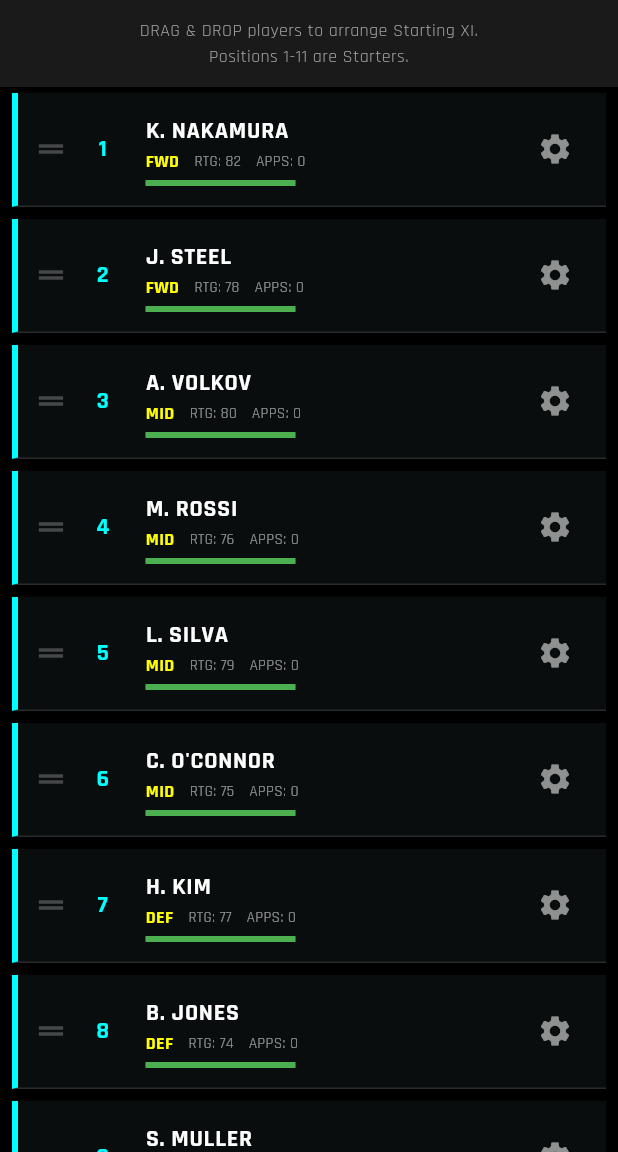
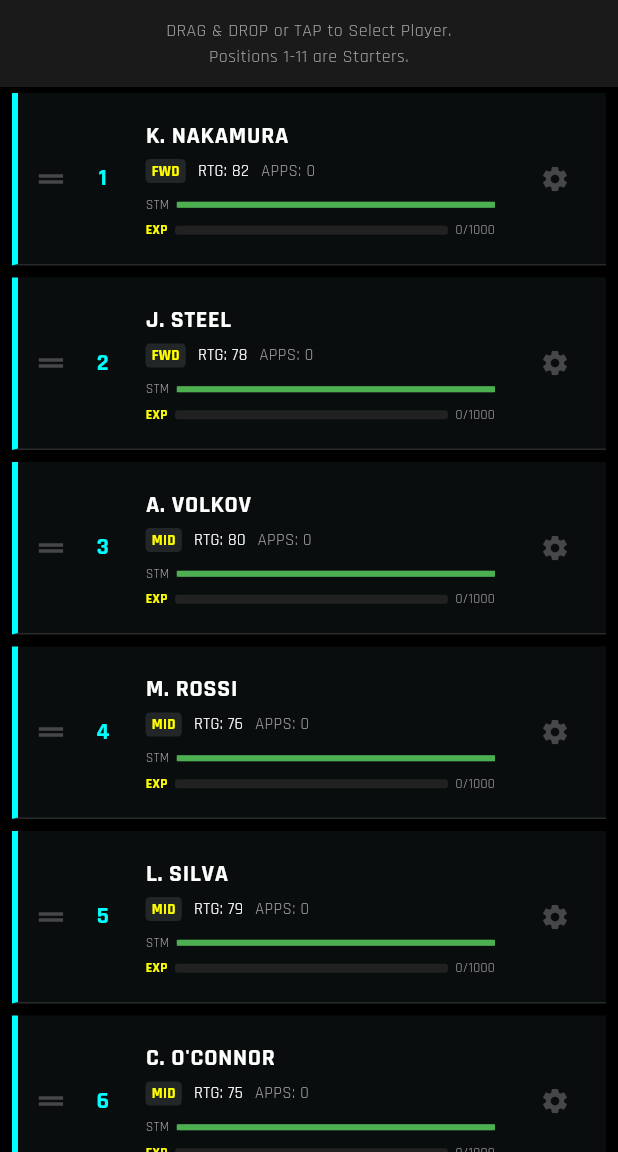
Before and after one commit to BobbyHM-21/misfitunitedmanager, a Flutter app: the SquadScreen screen opened directly, on a phone screen of 412 x 824 dp, the part 84-1236 px from its top. Run offline on Flutter 3.47's test engine with Material 3 defaults, Android fonts, the phone set to English and light mode, and no system bars; our stand-ins replace equatable, flutter_animate, flutter_bloc, google_fonts; missing offline and left inert: flame.

Commit message:
fix exp/level progression/tap swap player

```diff
--- a/lib/features/match_engine/presentation/pages/match_screen.dart
+++ b/lib/features/match_engine/presentation/pages/match_screen.dart
@@ -4,7 +4,6 @@ import 'package:flutter/material.dart';
 import 'package:flutter_bloc/flutter_bloc.dart';
 import '../../game/the_pitch_game.dart';
 import '../../../../core/theme/app_colors.dart';
-import '../../data/goal_model.dart';
 
 // Logic Match
 import '../../logic/match_bloc.dart';
--- a/lib/features/squad_management/data/player_model.dart
+++ b/lib/features/squad_management/data/player_model.dart
@@ -15,9 +15,9 @@ class Player extends Equatable {
   final int seasonAppearances;
   final double averageRating;
 
-  // [BARU] RPG PROGRESSION
-  final int currentXp;      // XP yang dimiliki
-  final int xpToNextLevel;  // Target XP untuk naik level (Default 1000)
+  // [BARU] RPG PROGRESSION (XP)
+  final int currentXp;      // XP saat ini
+  final int xpToNextLevel;  // Target XP (Default 1000)
 
   const Player({
     required this.name,
@@ -68,6 +68,7 @@ class Player extends Equatable {
     );
   }
 
+  // Data Dummy
   static List<Player> get dummySquad => [
     const Player(name: "K. NAKAMURA", position: "FWD", rating: 82),
     const Player(name: "J. STEEL", position: "FWD", rating: 78),
@@ -89,6 +90,6 @@ class Player extends Equatable {
   List<Object?> get props => [
     name, position, rating, stamina, imagePath,
     seasonGoals, seasonAssists, seasonAppearances, averageRating,
-    currentXp, xpToNextLevel // Jangan lupa daftarkan di props
+    currentXp, xpToNextLevel // [PENTING] Daftarkan props XP
   ];
 }
--- a/lib/features/squad_management/presentation/pages/squad_screen.dart
+++ b/lib/features/squad_management/presentation/pages/squad_screen.dart
@@ -14,14 +14,64 @@ import '../../../manager_cockpit/logic/manager_bloc.dart';
 import '../../../manager_cockpit/logic/manager_event.dart';
 import '../../../manager_cockpit/logic/manager_state.dart';
 
-class SquadScreen extends StatelessWidget {
+class SquadScreen extends StatefulWidget {
   const SquadScreen({super.key});
 
   @override
+  State<SquadScreen> createState() => _SquadScreenState();
+}
+
+class _SquadScreenState extends State<SquadScreen> {
+  // Variable untuk fitur Tap Selection
+  int? _selectedPlayerIndex;
+
+  @override
+  void initState() {
+    super.initState();
+    // Load data squad saat screen dibuka
+    context.read<SquadBloc>().add(LoadSquad());
+  }
+
+  // --- LOGIKA TAP TO MOVE (DIPERBAIKI) ---
+  void _handlePlayerTap(int index) {
+    setState(() {
+      if (_selectedPlayerIndex == null) {
+        // Klik pertama: Pilih pemain
+        _selectedPlayerIndex = index;
+      } else if (_selectedPlayerIndex == index) {
+        // Klik pemain yang sama: Batalkan pilihan
+        _selectedPlayerIndex = null;
+      } else {
+        // Klik kedua: PINDAHKAN (Move) pemain
+        int oldIndex = _selectedPlayerIndex!;
+        int newIndex = index;
+
+        // [FIX PENTING] Koreksi Indeks untuk ReorderableListView
+        // Jika memindahkan item ke BAWAH (index lebih besar), kita harus tambah +1
+        // karena saat item diambil, index di bawahnya akan bergeser naik.
+        if (oldIndex < newIndex) {
+          newIndex += 1;
+        }
+
+        // Eksekusi Pindah
+        context.read<SquadBloc>().add(ReorderSquad(oldIndex, newIndex));
+        _selectedPlayerIndex = null; // Reset seleksi
+
+        // Feedback UI (Hapus const agar tidak error)
+        ScaffoldMessenger.of(context).hideCurrentSnackBar();
+        ScaffoldMessenger.of(context).showSnackBar(
+          const SnackBar(
+            content: Text("Player Moved!"),
+            duration: Duration(milliseconds: 300),
+            backgroundColor: AppColors.electricCyan,
+          ),
+        );
+      }
+    });
+  }
+
+  @override
   Widget build(BuildContext context) {
-    // Trigger Load saat dibuka
-    context.read<SquadBloc>().add(LoadSquad());
-
     return Scaffold(
       backgroundColor: Colors.black,
       appBar: AppBar(
@@ -29,7 +79,7 @@ class SquadScreen extends StatelessWidget {
         backgroundColor: Colors.black,
         iconTheme: const IconThemeData(color: Colors.white),
         actions: [
-          // [FITUR LAMA] TOMBOL HEAL ALL TEAM
+          // TOMBOL HEAL ALL
           IconButton(
             icon: const Icon(Icons.local_hospital, color: Colors.greenAccent),
             tooltip: "Heal All Players",
@@ -37,7 +87,7 @@ class SquadScreen extends StatelessWidget {
           ),
           const SizedBox(width: 10),
 
-          // [FITUR LAMA] MONEY DISPLAY
+          // DISPLAY UANG
           BlocBuilder<ManagerBloc, ManagerState>(
             builder: (context, state) {
               int money = 0;
@@ -61,19 +111,25 @@ class SquadScreen extends StatelessWidget {
       ),
       body: Column(
         children: [
-          // [FITUR LAMA] INSTRUKSI
+          // INSTRUKSI (Berubah warna jika sedang memilih)
           Container(
             width: double.infinity,
             padding: const EdgeInsets.all(12),
-            color: Colors.white10,
-            child: const Text(
-              "DRAG & DROP players to arrange Starting XI.\nPositions 1-11 are Starters.",
+            color: _selectedPlayerIndex != null ? AppColors.electricCyan.withValues(alpha: 0.1) : Colors.white10,
+            child: Text(
+              _selectedPlayerIndex == null
+                  ? "DRAG & DROP or TAP to Select Player.\nPositions 1-11 are Starters."
+                  : "TAP target position to MOVE selected player.",
               textAlign: TextAlign.center,
-              style: TextStyle(color: Colors.grey, fontSize: 12),
+              style: TextStyle(
+                color: _selectedPlayerIndex == null ? Colors.grey : AppColors.neonYellow,
+                fontSize: 12,
+                fontWeight: _selectedPlayerIndex == null ? FontWeight.normal : FontWeight.bold
+              ),
             ),
           ),
 
-          // [FITUR LAMA] DRAG & DROP LIST
+          // LIST PEMAIN
           Expanded(
             child: BlocBuilder<SquadBloc, SquadState>(
               builder: (context, state) {
@@ -81,15 +137,19 @@ class SquadScreen extends StatelessWidget {
                   return ReorderableListView.builder(
                     padding: const EdgeInsets.only(bottom: 50),
                     itemCount: state.players.length,
+
+                    // Handler Drag & Drop (Fitur Lama)
                     onReorder: (oldIndex, newIndex) {
                       context.read<SquadBloc>().add(ReorderSquad(oldIndex, newIndex));
                     },
+
                     itemBuilder: (context, index) {
                       final player = state.players[index];
-                      final isStarter = index < 11; // 11 Teratas adalah Starter
+                      final isStarter = index < 11;
+                      final isSelected = _selectedPlayerIndex == index;
 
-                      // WIDGET ITEM (Key wajib ada untuk reorder)
-                      return _buildDraggablePlayerItem(context, player, isStarter, index + 1, ValueKey(player.name));
+                      // PANGGIL WIDGET ITEM (INLINE AGAR KODE LENGKAP)
+                      return _buildPlayerListItem(context, player, isStarter, index, isSelected);
                     },
                   );
                 }
@@ -102,117 +162,224 @@ class SquadScreen extends StatelessWidget {
     );
   }
 
-  Widget _buildDraggablePlayerItem(BuildContext context, Player player, bool isStarter, int number, Key key) {
+  // --- WIDGET ITEM PEMAIN (DIGABUNG DISINI) ---
+  Widget _buildPlayerListItem(BuildContext context, Player player, bool isStarter, int index, bool isSelected) {
     Color statusColor = isStarter ? AppColors.electricCyan : Colors.grey;
     double stamina = player.stamina;
+    double targetXp = (player.xpToNextLevel > 0) ? player.xpToNextLevel.toDouble() : 1000.0;
+    double xpProgress = (player.currentXp / targetXp).clamp(0.0, 1.0);
 
-    return Container(
-      key: key, // Penting untuk ReorderableListView
+    return GestureDetector(
+      key: ValueKey(player.name), // Key Penting
+      onTap: () => _handlePlayerTap(index), // Aksi Tap
+      child: Container(
         margin: const EdgeInsets.symmetric(vertical: 4, horizontal: 8),
         decoration: BoxDecoration(
-        color: isStarter ? Colors.blueGrey.withValues(alpha: 0.1) : Colors.black,
+          color: isSelected
+              ? AppColors.electricCyan.withValues(alpha: 0.3)
+              : (isStarter ? Colors.blueGrey.withValues(alpha: 0.1) : Colors.black),
           border: Border(
             left: BorderSide(color: statusColor, width: 4),
-          bottom: const BorderSide(color: Colors.white12),
+            top: isSelected ? const BorderSide(color: AppColors.electricCyan, width: 2) : BorderSide.none,
+            bottom: isSelected ? const BorderSide(color: AppColors.electricCyan, width: 2) : const BorderSide(color: Colors.white12),
+            right: isSelected ? const BorderSide(color: AppColors.electricCyan, width: 2) : BorderSide.none,
           ),
         ),
         child: ListTile(
-        contentPadding: const EdgeInsets.symmetric(horizontal: 10, vertical: 5),
+          contentPadding: const EdgeInsets.symmetric(horizontal: 10, vertical: 8),
 
-        // HANDLE DRAG DI KIRI
+          // HANDLE DRAG / INDIKATOR
           leading: Row(
             mainAxisSize: MainAxisSize.min,
             children: [
-            const Icon(Icons.drag_handle, color: Colors.white24),
+              Icon(isSelected ? Icons.check_circle : Icons.drag_handle,
+                   color: isSelected ? AppColors.electricCyan : Colors.white24),
               const SizedBox(width: 10),
               Container(
                 width: 25,
                 alignment: Alignment.center,
-              child: Text("$number", style: TextStyle(color: statusColor, fontWeight: FontWeight.bold, fontSize: 16)),
+                child: Text("${index + 1}", style: TextStyle(color: statusColor, fontWeight: FontWeight.bold, fontSize: 16)),
               ),
             ],
           ),
 
-        // [UPDATE PHASE 4] INFO PEMAIN + STATISTIK
-        title: Row(
+          // INFO UTAMA
+          title: Column(
+            crossAxisAlignment: CrossAxisAlignment.start,
+            children: [
+              Row(
                 children: [
                   Expanded(
                     child: Text(
                       player.name,
-                style: const TextStyle(color: Colors.white, fontWeight: FontWeight.bold, fontFamily: 'Rajdhani'),
+                      style: const TextStyle(color: Colors.white, fontWeight: FontWeight.bold, fontFamily: 'Rajdhani', fontSize: 16),
                       overflow: TextOverflow.ellipsis,
                     ),
                   ),
-            // Indikator Statistik (Hanya muncul jika > 0)
-            if (player.seasonGoals > 0 || player.seasonAssists > 0)
+                  if (player.seasonGoals > 0)
                     Container(
-                margin: const EdgeInsets.only(left: 8),
-                padding: const EdgeInsets.symmetric(horizontal: 6, vertical: 2),
-                decoration: BoxDecoration(color: Colors.black, borderRadius: BorderRadius.circular(4), border: Border.all(color: Colors.white24)),
+                      margin: const EdgeInsets.only(left: 5),
+                      padding: const EdgeInsets.symmetric(horizontal: 4, vertical: 1),
+                      decoration: BoxDecoration(border: Border.all(color: AppColors.neonYellow), borderRadius: BorderRadius.circular(3)),
                       child: Row(
                         children: [
-                    if(player.seasonGoals > 0) ...[
-                      const Icon(Icons.sports_soccer, size: 12, color: AppColors.neonYellow),
-                      const SizedBox(width: 4),
+                          const Icon(Icons.sports_soccer, size: 8, color: AppColors.neonYellow),
+                          const SizedBox(width: 2),
                           Text("${player.seasonGoals}", style: const TextStyle(color: AppColors.neonYellow, fontSize: 10, fontWeight: FontWeight.bold)),
-                      const SizedBox(width: 8),
-                    ],
-                    if(player.seasonAssists > 0) ...[
-                      const Icon(Icons.group_add, size: 12, color: AppColors.hotPink),
-                      const SizedBox(width: 4),
-                      Text("${player.seasonAssists}", style: const TextStyle(color: AppColors.hotPink, fontSize: 10, fontWeight: FontWeight.bold)),
-                    ]
                         ],
                       ),
                     )
                 ],
               ),
+            ],
+          ),
 
+          // STATISTIK & PROGRESS
           subtitle: Column(
             crossAxisAlignment: CrossAxisAlignment.start,
             children: [
+              const SizedBox(height: 4),
               Row(
                 children: [
-                Text(player.position, style: const TextStyle(color: AppColors.neonYellow, fontWeight: FontWeight.bold, fontSize: 12)),
-                const SizedBox(width: 10),
-                Text("RTG: ${player.rating}", style: const TextStyle(color: Colors.white54, fontSize: 10)),
-                const SizedBox(width: 10),
-                Text("APPS: ${player.seasonAppearances}", style: const TextStyle(color: Colors.white54, fontSize: 10)),
+                  Container(
+                    padding: const EdgeInsets.symmetric(horizontal: 4, vertical: 1),
+                    decoration: BoxDecoration(color: Colors.white10, borderRadius: BorderRadius.circular(3)),
+                    child: Text(player.position, style: const TextStyle(color: AppColors.neonYellow, fontWeight: FontWeight.bold, fontSize: 10)),
+                  ),
+                  const SizedBox(width: 8),
+                  Text("RTG: ${player.rating}", style: const TextStyle(color: Colors.white, fontSize: 11)),
+                  const SizedBox(width: 8),
+                  Text("APPS: ${player.seasonAppearances}", style: const TextStyle(color: Colors.grey, fontSize: 11)),
                 ],
               ),
-            const SizedBox(height: 4),
-            // Stamina Bar Kecil
-            Container(
+              const SizedBox(height: 8),
+
+              // Stamina Bar
+              Row(
+                children: [
+                  const Text("STM", style: TextStyle(color: Colors.grey, fontSize: 9)),
+                  const SizedBox(width: 5),
+                  Expanded(
+                    child: Container(
                       height: 4,
-              width: 100,
                       decoration: BoxDecoration(color: Colors.grey[800], borderRadius: BorderRadius.circular(2)),
                       child: FractionallySizedBox(
                         alignment: Alignment.centerLeft,
                         widthFactor: stamina,
-                child: Container(color: stamina > 0.5 ? Colors.green : Colors.red),
+                        child: Container(color: stamina > 0.5 ? Colors.green : Colors.red)
+                      ),
                     ),
                   ),
                 ],
               ),
+              const SizedBox(height: 4),
 
-        // TOMBOL PROFIL / MANAGE (KANAN)
+              // XP Bar
+              Row(
+                children: [
+                  const Text("EXP", style: TextStyle(color: AppColors.neonYellow, fontSize: 9, fontWeight: FontWeight.bold)),
+                  const SizedBox(width: 5),
+                  Expanded(
+                    child: Stack(
+                      children: [
+                        Container(
+                          height: 6,
+                          decoration: BoxDecoration(color: Colors.grey[900], borderRadius: BorderRadius.circular(2)),
+                        ),
+                        FractionallySizedBox(
+                          widthFactor: xpProgress,
+                          child: Container(
+                            height: 6,
+                            decoration: BoxDecoration(color: AppColors.neonYellow, borderRadius: BorderRadius.circular(2)),
+                          ),
+                        ),
+                      ],
+                    ),
+                  ),
+                  const SizedBox(width: 5),
+                  Text("${player.currentXp}/${player.xpToNextLevel}", style: const TextStyle(color: Colors.grey, fontSize: 9)),
+                ],
+              ),
+            ],
+          ),
+
+          // Tombol Gear (Detail)
           trailing: IconButton(
-          icon: const Icon(Icons.settings, color: Colors.white54),
-          onPressed: () => _showPlayerOptions(context, player),
+            icon: const Icon(Icons.settings, color: Colors.white24, size: 20),
+            onPressed: () => _showActionMenu(context, player),
+          ),
         ),
       ),
     );
   }
 
-  // --- LOGIKA HEAL ALL TEAM ---
+  // --- MENU POPUP ---
+  void _showActionMenu(BuildContext context, Player player) {
+    showModalBottomSheet(
+      context: context,
+      backgroundColor: Colors.black,
+      shape: const RoundedRectangleBorder(borderRadius: BorderRadius.vertical(top: Radius.circular(20))),
+      builder: (ctx) {
+        return Container(
+          padding: const EdgeInsets.all(20),
+          decoration: const BoxDecoration(border: Border(top: BorderSide(color: AppColors.electricCyan, width: 2))),
+          child: Column(
+            mainAxisSize: MainAxisSize.min,
+            children: [
+              Text("Manage ${player.name}", style: const TextStyle(color: Colors.white, fontSize: 18, fontFamily: 'Rajdhani', fontWeight: FontWeight.bold)),
+              const SizedBox(height: 20),
+              ListTile(
+                leading: const Icon(Icons.local_hospital, color: Colors.green),
+                title: const Text("Heal Player (\$50)", style: TextStyle(color: Colors.white)), // Hapus Const
+                onTap: () {
+                  if (player.stamina < 1.0) {
+                    final managerBloc = context.read<ManagerBloc>();
+                    int money = (managerBloc.state is ManagerLoaded) ? (managerBloc.state as ManagerLoaded).money : 0;
+                    if (money >= 50) {
+                      managerBloc.add(const ModifyMoney(-50));
+                      context.read<SquadBloc>().add(RecoverStamina(player));
+                      Navigator.pop(context);
+                      // Hapus Const
+                      ScaffoldMessenger.of(context).showSnackBar(const SnackBar(content: Text("Player Recovered!"), backgroundColor: Colors.green));
+                    } else {
+                      Navigator.pop(context);
+                      // Hapus Const
+                      ScaffoldMessenger.of(context).showSnackBar(const SnackBar(content: Text("Not enough money!"), backgroundColor: Colors.red));
+                    }
+                  } else {
+                    Navigator.pop(context);
+                    // Hapus Const
+                    ScaffoldMessenger.of(context).showSnackBar(const SnackBar(content: Text("Player is already fit!")));
+                  }
+                },
+              ),
+              ListTile(
+                leading: const Icon(Icons.monetization_on, color: Colors.amber),
+                title: const Text("Sell Player (+\$200)", style: TextStyle(color: Colors.white)), // Hapus Const
+                onTap: () {
+                  context.read<ManagerBloc>().add(const ModifyMoney(200));
+                  context.read<SquadBloc>().add(SellPlayer(player));
+                  Navigator.pop(context);
+                  // Hapus Const
+                  ScaffoldMessenger.of(context).showSnackBar(const SnackBar(content: Text("Player Sold!"), backgroundColor: AppColors.neonYellow));
+                },
+              ),
+            ],
+          ),
+        );
+      }
+    );
+  }
+
+  // --- POPUP HEAL ALL ---
   void _showHealAllDialog(BuildContext context) {
     final state = context.read<SquadBloc>().state;
     if (state is SquadLoaded) {
-      // Hitung total biaya (Misal $20 per pemain yang lelah)
       int injuredCount = state.players.where((p) => p.stamina < 1.0).length;
       int cost = injuredCount * 20;
 
       if (injuredCount == 0) {
+        // Hapus Const
         ScaffoldMessenger.of(context).showSnackBar(const SnackBar(content: Text("Team is fully fit!")));
         return;
       }
@@ -237,9 +404,11 @@ class SquadScreen extends StatelessWidget {
                   managerBloc.add(ModifyMoney(-cost));
                   context.read<SquadBloc>().add(RecoverAllStamina());
                   Navigator.pop(context);
+                  // Hapus Const
                   ScaffoldMessenger.of(context).showSnackBar(const SnackBar(content: Text("Team Fully Recovered!"), backgroundColor: Colors.green));
                 } else {
                   Navigator.pop(context);
+                  // Hapus Const
                   ScaffoldMessenger.of(context).showSnackBar(const SnackBar(content: Text("Insufficient Funds!"), backgroundColor: Colors.red));
                 }
               },
@@ -250,95 +419,4 @@ class SquadScreen extends StatelessWidget {
       );
     }
   }
-
-  // --- LOGIKA OPSI INDIVIDUAL ---
-  void _showPlayerOptions(BuildContext context, Player player) {
-    showModalBottomSheet(
-      context: context,
-      backgroundColor: Colors.black,
-      isScrollControlled: true,
-      shape: const RoundedRectangleBorder(borderRadius: BorderRadius.vertical(top: Radius.circular(20))),
-      builder: (ctx) {
-        return Container(
-          padding: const EdgeInsets.all(20),
-          decoration: const BoxDecoration(border: Border(top: BorderSide(color: AppColors.electricCyan, width: 2))),
-          child: Column(
-            mainAxisSize: MainAxisSize.min,
-            children: [
-              Text(player.name, style: const TextStyle(color: Colors.white, fontSize: 24, fontWeight: FontWeight.bold, fontFamily: 'Rajdhani')),
-              Text("${player.position} | Rating ${player.rating}", style: const TextStyle(color: Colors.grey)),
-
-              const SizedBox(height: 20),
-
-              // [UPDATE PHASE 4] DETAIL STATISTIK
-              Container(
-                padding: const EdgeInsets.all(12),
-                decoration: BoxDecoration(color: Colors.white10, borderRadius: BorderRadius.circular(8)),
-                child: Row(
-                  mainAxisAlignment: MainAxisAlignment.spaceAround,
-                  children: [
-                    _buildStatItem("GOALS", "${player.seasonGoals}", AppColors.neonYellow),
-                    _buildStatItem("ASSISTS", "${player.seasonAssists}", AppColors.hotPink),
-                    _buildStatItem("APPS", "${player.seasonAppearances}", Colors.white),
-                    _buildStatItem("CARDS", "${player.seasonYellowCards}", Colors.yellow),
-                  ],
-                ),
-              ),
-
-              const Divider(color: Colors.white24, height: 30),
-
-              // OPSI HEAL SINGLE
-              ListTile(
-                leading: const Icon(Icons.local_hospital, color: Colors.green),
-                title: const Text("Heal Player", style: TextStyle(color: Colors.white)),
-                subtitle: const Text("Cost: \$50", style: TextStyle(color: Colors.grey)),
-                trailing: player.stamina >= 1.0 ? const Icon(Icons.check, color: Colors.green) : null,
-                onTap: () {
-                  if (player.stamina < 1.0) {
-                    final managerBloc = context.read<ManagerBloc>();
-                    int money = 0;
-                    if (managerBloc.state is ManagerLoaded) money = (managerBloc.state as ManagerLoaded).money;
-
-                    if (money >= 50) {
-                      managerBloc.add(ModifyMoney(-50));
-                      context.read<SquadBloc>().add(RecoverStamina(player));
-                      Navigator.pop(context);
-                      ScaffoldMessenger.of(context).showSnackBar(const SnackBar(content: Text("Player Healed!"), backgroundColor: Colors.green));
-                    } else {
-                      Navigator.pop(context);
-                      ScaffoldMessenger.of(context).showSnackBar(const SnackBar(content: Text("Not enough money!"), backgroundColor: Colors.red));
 }
-                  } else {
-                    Navigator.pop(context);
-                  }
-                },
-              ),
-
-              // OPSI JUAL
-              ListTile(
-                leading: const Icon(Icons.monetization_on, color: Colors.amber),
-                title: const Text("Sell Player", style: TextStyle(color: Colors.white)),
-                subtitle: const Text("Get \$200", style: TextStyle(color: Colors.grey)),
-                onTap: () {
-                  context.read<ManagerBloc>().add(ModifyMoney(200));
-                  context.read<SquadBloc>().add(SellPlayer(player));
-                  Navigator.pop(context);
-                  ScaffoldMessenger.of(context).showSnackBar(const SnackBar(content: Text("Player Sold!"), backgroundColor: AppColors.neonYellow));
-                },
-              ),
-            ],
-          ),
-        );
-      }
-    );
-  }
-
-  Widget _buildStatItem(String label, String value, Color color) {
-    return Column(
-      children: [
-        Text(value, style: TextStyle(color: color, fontSize: 22, fontWeight: FontWeight.bold, fontFamily: 'Rajdhani')),
-        Text(label, style: const TextStyle(color: Colors.grey, fontSize: 10)),
-      ],
-    );
-  }
-}
```
Also changed, not shown: lib/features/squad_management/logic/squad_bloc.dart (+10 -12 lines), lib/features/squad_management/presentation/widgets/player_list_item.dart (+141 -92 lines), revisi.txt (added). Lines whose indentation alone changed are shown as unchanged.
